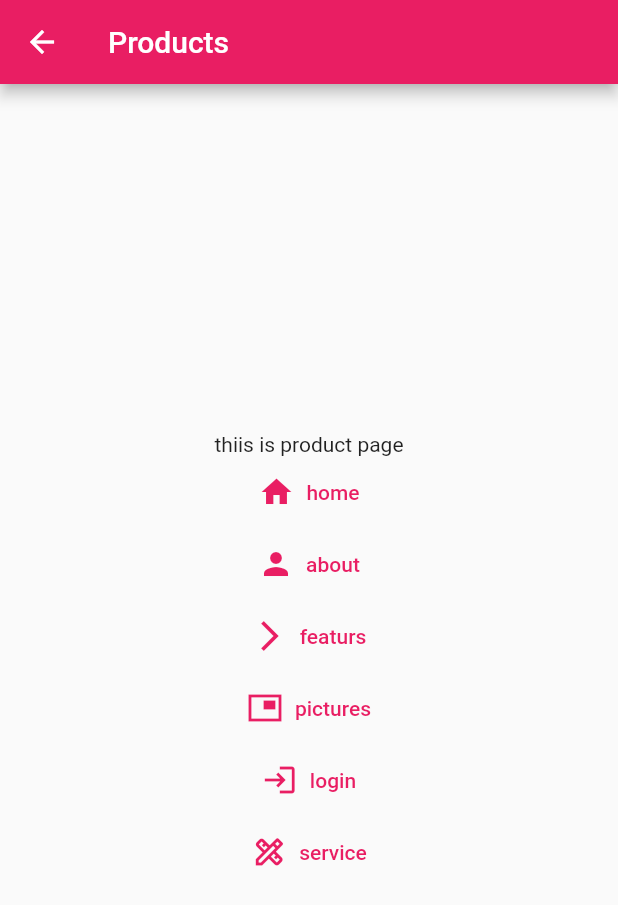
After one commit to sarika-pawar/Flutter, a Flutter app: the MyPictures screen opened directly, after a tap on "product", on a phone screen of 412 x 824 dp. The commit adds this screen. Shown: the top 905 px of the screen. Run offline on Flutter 3.47's test engine with Material 2 defaults, Android fonts, the phone set to English and light mode, and no system bars.

Commit message:
sone changes

```diff
--- a/lib/main.dart
+++ b/lib/main.dart
@@ -1,4 +1,4 @@
-import 'package:flutter/material.dart';
+ import 'package:flutter/material.dart';
 import 'home_screen.dart';
 
 void main() {
--- a/lib/my_pictures.dart
+++ b/lib/my_pictures.dart
@@ -4,6 +4,7 @@ import 'package:flutter_example/home_screen.dart';
 import 'package:flutter_example/featurs.dart';
 import 'login_page.dart';
 import 'our_services.dart';
+import 'products.dart';
 
 class MyPictures extends StatelessWidget {
   @override
@@ -67,6 +68,16 @@ class MyPictures extends StatelessWidget {
                 icon: Icon(Icons.design_services_outlined),
                 label: Text('service'),
               ),
+              TextButton.icon(
+                onPressed: () {
+                  Navigator.push(
+                    context,
+                    MaterialPageRoute(builder: (context) => Products()),
+                  );
+                },
+                icon: Icon(Icons.picture_in_picture_alt_rounded),
+                label: Text('product'),
+              ),
             ],
           ),
         ));
--- a/lib/our_services.dart
+++ b/lib/our_services.dart
@@ -4,6 +4,7 @@ import 'package:flutter_example/home_screen.dart';
 import 'package:flutter_example/featurs.dart';
 import 'my_pictures.dart';
 import 'login_page.dart';
+import 'products.dart';
 
 class OurServices extends StatelessWidget {
   @override
@@ -68,6 +69,16 @@ class OurServices extends StatelessWidget {
                 icon: Icon(Icons.login_outlined),
                 label: Text('login'),
               ),
+              TextButton.icon(
+                onPressed: () {
+                  Navigator.push(
+                    context,
+                    MaterialPageRoute(builder: (context) => Products()),
+                  );
+                },
+                icon: Icon(Icons.picture_in_picture_alt_rounded),
+                label: Text('product'),
+              ),
             ],
           ),
         ));
--- /dev/null
+++ b/lib/products.dart
@@ -0,0 +1,88 @@
+import 'package:flutter/material.dart';
+import 'package:flutter_example/home_screen.dart';
+import 'package:flutter_example/featurs.dart';
+import 'my_pictures.dart';
+import 'login_page.dart';
+import 'our_services.dart';
+import 'about_me.dart';
+
+class Products extends StatelessWidget {
+  @override
+  Widget build(BuildContext context) {
+    return Scaffold(
+      appBar: AppBar(
+        title: Text('Products'),
+      ),
+      body: Center(
+        child: Column(
+          mainAxisAlignment: MainAxisAlignment.center,
+          children: <Widget>[
+            Text(
+              'thiis is product page',
+            ),
+            TextButton.icon(
+              onPressed: () {
+                Navigator.push(
+                  context,
+                  MaterialPageRoute(builder: (context) => MyHomePage()),
+                );
+              },
+              icon: Icon(Icons.home),
+              label: Text('home'),
+            ),
+            TextButton.icon(
+              onPressed: () {
+                Navigator.push(
+                  context,
+                  MaterialPageRoute(builder: (context) => AboutMe()),
+                );
+              },
+              icon: Icon(Icons.person),
+              label: Text('about'),
+            ),
+            TextButton.icon(
+              onPressed: () {
+                Navigator.push(
+                  context,
+                  MaterialPageRoute(builder: (context) => Featurs()),
+                );
+              },
+              icon: Icon(Icons.arrow_forward_ios),
+              label: Text('featurs'),
+            ),
+            TextButton.icon(
+              onPressed: () {
+                Navigator.push(
+                  context,
+                  MaterialPageRoute(builder: (context) => MyPictures()),
+                );
+              },
+              icon: Icon(Icons.picture_in_picture_sharp),
+              label: Text('pictures'),
+            ),
+            TextButton.icon(
+              onPressed: () {
+                Navigator.push(
+                  context,
+                  MaterialPageRoute(builder: (context) => LoginPage()),
+                );
+              },
+              icon: Icon(Icons.login_outlined),
+              label: Text('login'),
+            ),
+            TextButton.icon(
+              onPressed: () {
+                Navigator.push(
+                  context,
+                  MaterialPageRoute(builder: (context) => OurServices()),
+                );
+              },
+              icon: Icon(Icons.design_services_outlined),
+              label: Text('service'),
+            ),
+          ],
+        ),
+      ),
+    );
+  }
+}
```
